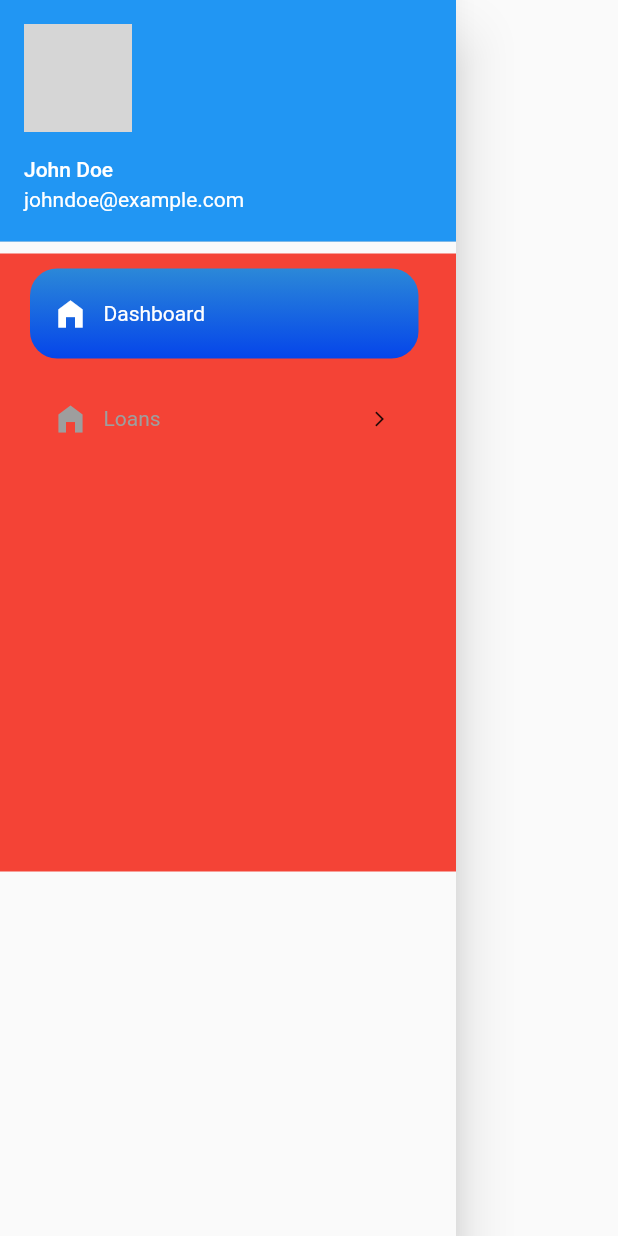
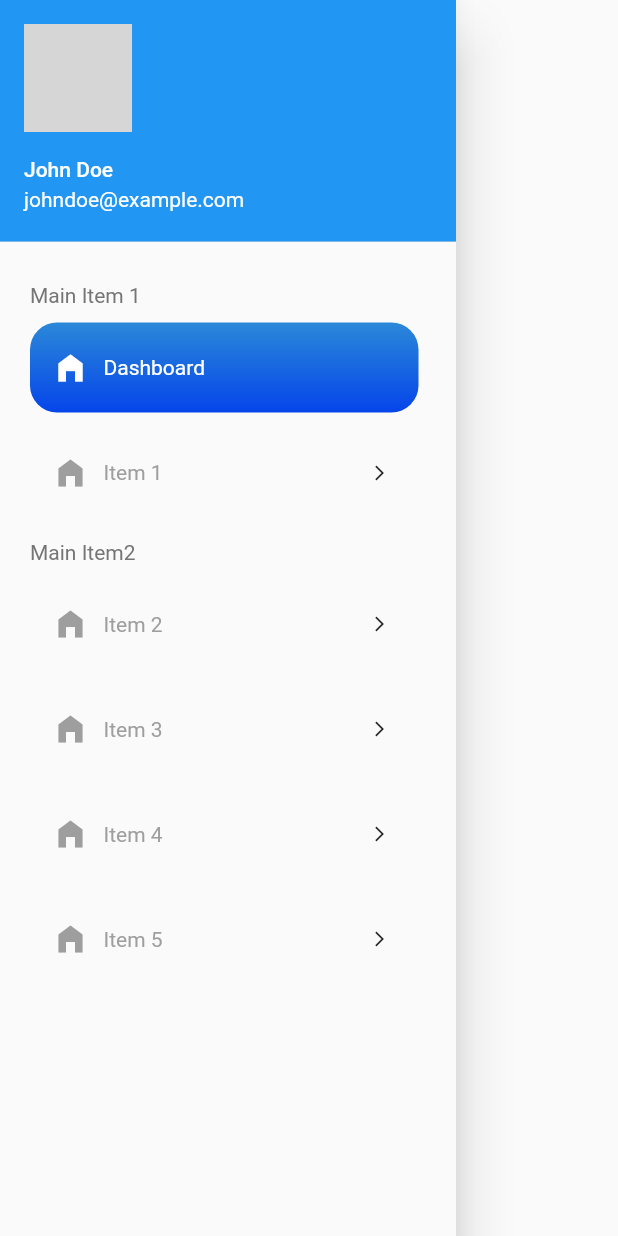
Before and after one commit to TonyoGodson/PixApp, a Flutter app: the NavDrawer widget shown alone on an empty page, opened directly, on a phone screen of 412 x 824 dp. Run offline on Flutter 3.47's test engine with Material 2 defaults, Android fonts, the phone set to English and light mode, and no system bars; our stand-ins replace shared_preferences; accounts and stored records are empty; network calls fail; grey boxes are pictures that could not be loaded.

Commit message:
other drawer items added

```diff
--- a/lib/widgets/nav_drawer.dart
+++ b/lib/widgets/nav_drawer.dart
@@ -28,11 +28,13 @@ class _NavDrawerState extends State<NavDrawer> {
         //   color: Colors.green,
         // ),
         Container(
-          color: Colors.red,
+          // color: Colors.red,
           padding: const EdgeInsets.fromLTRB(20, 0, 10, 0),
           width: MediaQuery.of(context).size.width,
-          height: MediaQuery.of(context).size.width,
+          height: MediaQuery.of(context).size.width * 1.2,
           child: ListView(children: [
+            const SizedBox(height: 20),
+            const Text('Main Item 1', style: TextStyle(color: Color(0xff757575)),),
             GestureDetector(
               onTap: (){
                 Navigator.pop(context);
@@ -74,12 +76,97 @@ class _NavDrawerState extends State<NavDrawer> {
                 child:  const Row(children: [
                   Icon(Icons.home_filled, color: Colors.grey,),
                   SizedBox(width: 10),
-                  Expanded(child: Text('Loans', style: TextStyle(color: Colors.grey),)),
+                  Expanded(child: Text('Item 1', style: TextStyle(color: Colors.grey),)),
                   Icon(Icons.arrow_forward_ios, size: 12.0,)
                 ],),
               ),
             ),
             const SizedBox(height: 15),
+            const Text('Main Item2', style: TextStyle(color: Color(0xff757575)),),
+            GestureDetector(
+              onTap: (){
+                Navigator.pop(context);
+              },
+              child: Container(
+                width: MediaQuery.of(context).size.width,
+                height: 60.0,
+                margin: const EdgeInsets.only(top: 10, right: 15.0),
+                padding: const EdgeInsets.only(left: 15, right: 20),
+                decoration: BoxDecoration(
+                    borderRadius: BorderRadius.circular(18),
+                    color: Colors.transparent
+                ),
+                child:  const Row(children: [
+                  Icon(Icons.home_filled, color: Colors.grey,),
+                  SizedBox(width: 10),
+                  Expanded(child: Text('Item 2', style: TextStyle(color: Colors.grey),)),
+                  Icon(Icons.arrow_forward_ios, size: 12.0,)
+                ],),
+              ),
+            ),
+            GestureDetector(
+              onTap: (){
+                Navigator.pop(context);
+              },
+              child: Container(
+                width: MediaQuery.of(context).size.width,
+                height: 60.0,
+                margin: const EdgeInsets.only(top: 10, right: 15.0),
+                padding: const EdgeInsets.only(left: 15, right: 20),
+                decoration: BoxDecoration(
+                    borderRadius: BorderRadius.circular(18),
+                    color: Colors.transparent
+                ),
+                child:  const Row(children: [
+                  Icon(Icons.home_filled, color: Colors.grey,),
+                  SizedBox(width: 10),
+                  Expanded(child: Text('Item 3', style: TextStyle(color: Colors.grey),)),
+                  Icon(Icons.arrow_forward_ios, size: 12.0,)
+                ],),
+              ),
+            ),
+            GestureDetector(
+              onTap: (){
+                Navigator.pop(context);
+              },
+              child: Container(
+                width: MediaQuery.of(context).size.width,
+                height: 60.0,
+                margin: const EdgeInsets.only(top: 10, right: 15.0),
+                padding: const EdgeInsets.only(left: 15, right: 20),
+                decoration: BoxDecoration(
+                    borderRadius: BorderRadius.circular(18),
+                    color: Colors.transparent
+                ),
+                child:  const Row(children: [
+                  Icon(Icons.home_filled, color: Colors.grey,),
+                  SizedBox(width: 10),
+                  Expanded(child: Text('Item 4', style: TextStyle(color: Colors.grey),)),
+                  Icon(Icons.arrow_forward_ios, size: 12.0,)
+                ],),
+              ),
+            ),
+            GestureDetector(
+              onTap: (){
+                Navigator.pop(context);
+              },
+              child: Container(
+                width: MediaQuery.of(context).size.width,
+                height: 60.0,
+                margin: const EdgeInsets.only(top: 10, right: 15.0),
+                padding: const EdgeInsets.only(left: 15, right: 20),
+                decoration: BoxDecoration(
+                    borderRadius: BorderRadius.circular(18),
+                    color: Colors.transparent
+                ),
+                child:  const Row(children: [
+                  Icon(Icons.home_filled, color: Colors.grey,),
+                  SizedBox(width: 10),
+                  Expanded(child: Text('Item 5', style: TextStyle(color: Colors.grey),)),
+                  Icon(Icons.arrow_forward_ios, size: 12.0,)
+                ],),
+              ),
+            ),
           ],),
         ),
       ],),
```
